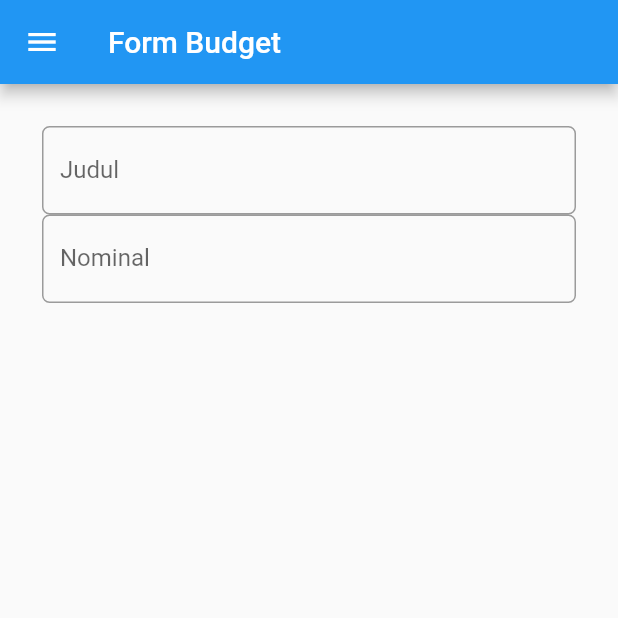
After one commit to danenherdi/pbp-assignment-flutter, a Flutter app: the TambahBudgetFormPage screen opened directly, on a phone screen of 412 x 824 dp, the top half of it. The commit adds this screen. Run offline on Flutter 3.47's test engine with Material 2 defaults, Android fonts, the phone set to English and light mode, and no system bars; missing offline and left inert: dart:ffi.

Commit message:
Initiate Tugas 8: Add Navigation, Form, and View

```diff
--- /dev/null
+++ b/lib/tambah_form.dart
@@ -0,0 +1,80 @@
+import 'package:flutter/material.dart';
+import 'package:counter_7/navigator_drawer.dart';
+
+class TambahBudgetFormPage extends StatefulWidget {
+  const TambahBudgetFormPage({super.key});
+
+  @override
+  State<TambahBudgetFormPage> createState() => _TambahBudgetFormPageState();
+}
+
+class _TambahBudgetFormPageState extends State<TambahBudgetFormPage> {
+  // Variabel
+  final _formKey = GlobalKey<FormState>();
+  String judul = "";
+  num nominal = 0;
+  List<String> tipe = ['Pemasukan', 'Pengeluaran'];
+
+
+  @override
+      Widget build(BuildContext context) {
+          return Scaffold(
+              appBar: AppBar(
+                  title: Text('Form Budget'),
+              ),
+              drawer: const NavigatorDrawer(),
+              body: Form(
+                key: _formKey,
+                child: SingleChildScrollView(
+                  child: Container(
+                    padding: const EdgeInsets.all(20.0),
+                    child: Column(
+                      children: [
+                        Padding(
+                          padding: const EdgeInsets.all(8.0),
+                          child: Column(
+                            children: [
+                              TextFormField(
+                                decoration: InputDecoration(
+                                  labelText: "Judul",
+                                  border: OutlineInputBorder(
+                                    borderRadius: BorderRadius.circular(5.0),
+                                  )
+                                ),
+
+                                onChanged: (String? value){
+                                  setState(() {
+                                    judul = value!;
+                                  });
+                                },
+                                validator: (String? value){
+                                  if(value == null || value.isEmpty){
+                                    return 'Judul tidak boleh kosong!';
+                                  }
+                                  return null;
+                                }
+                              ),
+
+                              TextFormField(
+                                keyboardType: TextInputType.number,
+
+                                decoration: InputDecoration(
+                                  labelText: "Nominal",
+                                  border: OutlineInputBorder(
+                                    borderRadius: BorderRadius.circular(5.0),
+                                  )
+                                ),
+
+                              ),
+
+                            ],
+                          ),
+                        )
+                      ],
+                    ),
+                  ),
+                ),
+              )
+          );
+      }
+}
```
Also changed, not shown: lib/data_view.dart (added, +32 -0 lines), lib/main.dart (+8 -3 lines), lib/navigator_drawer.dart (added, +43 -0 lines).
